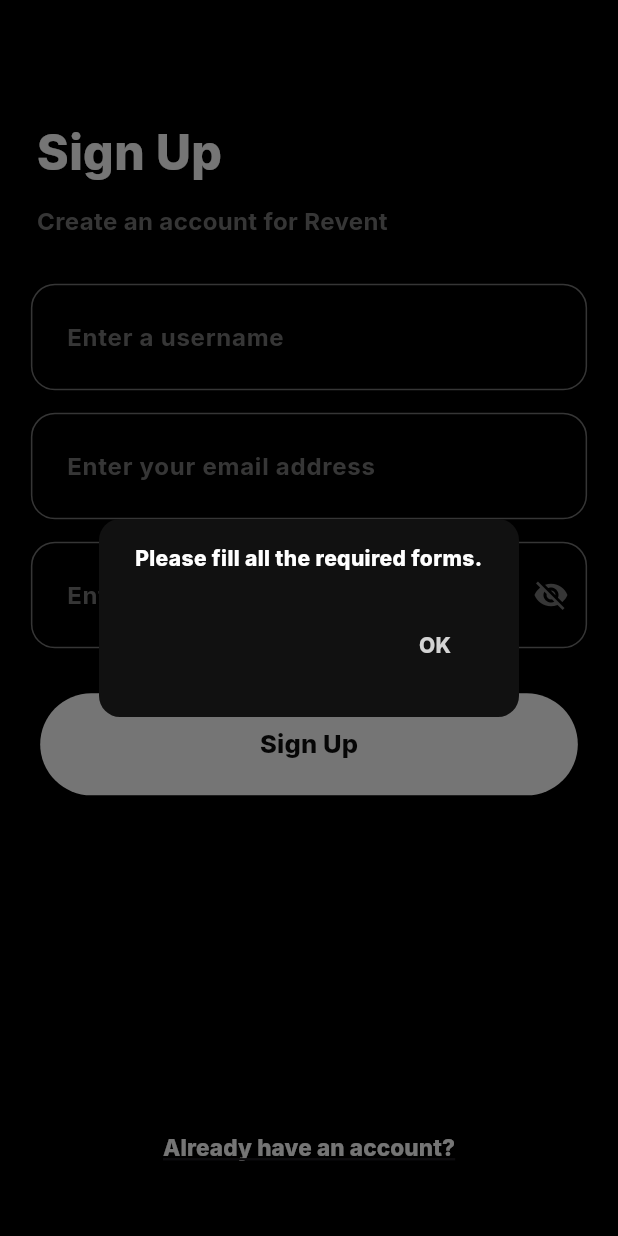
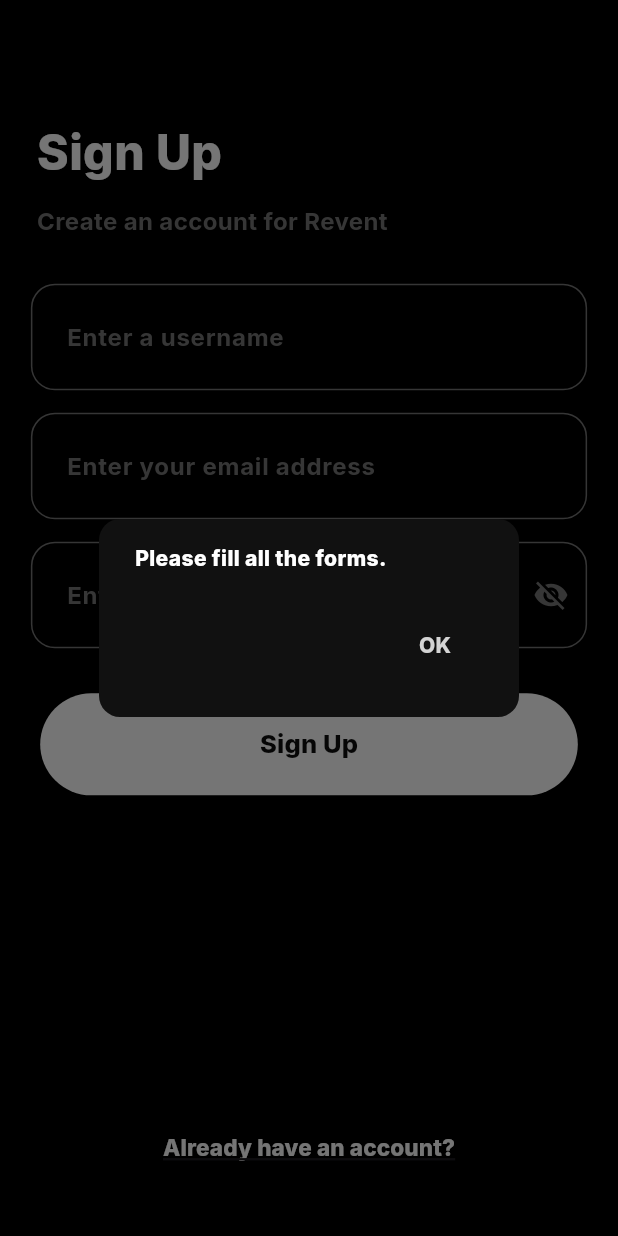
Before and after one commit to Tho100/revent, a Flutter app: the SignUpPage screen opened directly, after a tap on "Sign Up", on a phone screen of 412 x 824 dp. Run offline on Flutter 3.47's test engine with Material 3 defaults, Android fonts, the phone set to English and light mode, and no system bars; our stand-ins replace flutter_dotenv, flutter_native_image, get_it, google_fonts; missing offline and left inert: encrypt, image_picker_plus, mysql_client.

Commit message:
Removed unused checks on account-registration

```diff
--- a/lib/pages/authentication/sign_up.dart
+++ b/lib/pages/authentication/sign_up.dart
@@ -59,18 +59,13 @@ class SignUpPageState extends State<SignUpPage> {
     final emailInput = emailController.text;
     final authInput = passwordController.text;
 
-    if(emailInput.isEmpty && usernameInput.isEmpty && authInput.isEmpty) {
-      CustomAlertDialog.alertDialog("Please fill all the required forms.");
+    if(emailInput.isEmpty || usernameInput.isEmpty || authInput.isEmpty) {
+      CustomAlertDialog.alertDialog("Please fill all the forms.");
       return;
     }
 
     if (usernameInput.contains(RegExp(r'[&%;?]'))) {
       CustomAlertDialog.alertDialogTitle("Sign Up Failed", "Username cannot contain special characters.");
-      return;
-    }
-
-    if (authInput.contains(RegExp(r'[?!]'))) {
-      CustomAlertDialog.alertDialogTitle("Sign Up Failed", "Password cannot contain special characters.");
       return;
     }
 
@@ -81,21 +76,6 @@ class SignUpPageState extends State<SignUpPage> {
 
     if (!EmailValidator().validateEmail(emailInput)) {
       CustomAlertDialog.alertDialogTitle("Sign Up Failed", "Email address is not valid.");
-      return;
-    }
-
-    if (usernameInput.isEmpty) {
-      CustomAlertDialog.alertDialogTitle("Sign Up Failed","Please enter a username.");
-      return;
-    }
-
-    if (authInput.isEmpty) {
-      CustomAlertDialog.alertDialog("Please enter a password.");
-      return;
-    }
-
-    if (emailInput.isEmpty) {
-      CustomAlertDialog.alertDialog( "Please enter your email.");
       return;
     }
 
```
